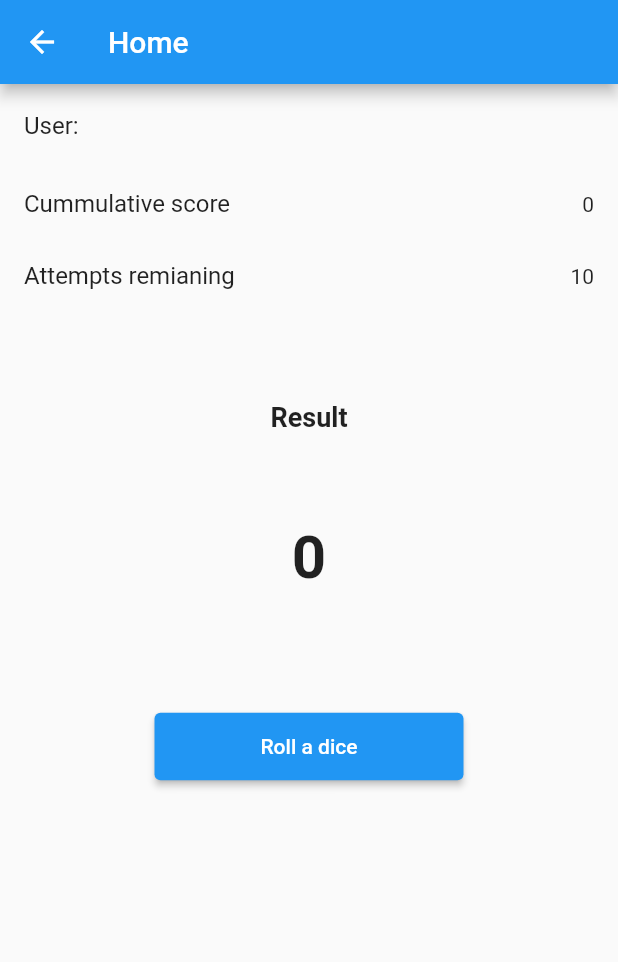
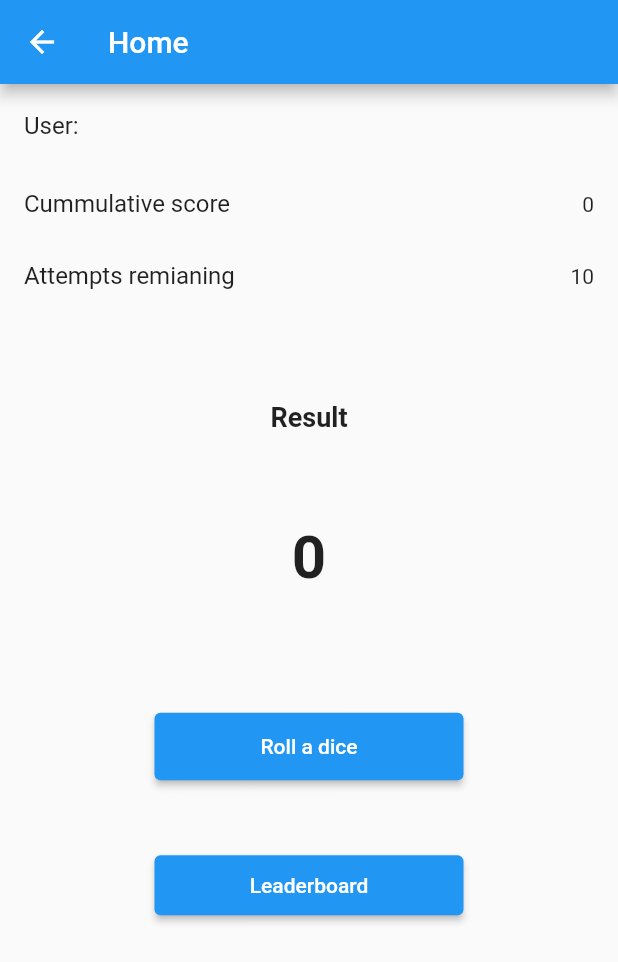
Before and after one commit to OmkarDabade/dice-game, a Flutter app: the HomeView screen opened by its route, on a phone screen of 412 x 824 dp. Shown: the top 962 px of the screen. Run offline on Flutter 3.47's test engine with Material 2 defaults, Android fonts, the phone set to English and light mode, and no system bars; our stand-ins replace cloud_firestore, firebase_auth, firebase_core, get, hive, hive_flutter; accounts and stored records are empty.

Commit message:
added reactive leaderboard

```diff
--- a/lib/app/home/home_view.dart
+++ b/lib/app/home/home_view.dart
@@ -1,4 +1,5 @@
 import 'package:dice_game/app/home/home_controller.dart';
+import 'package:dice_game/app/routes/routes.dart';
 import 'package:flutter/material.dart';
 import 'package:get/get.dart';
 
@@ -69,6 +70,17 @@ class HomeView extends GetView<HomeController> {
                   child: const Text('Roll a dice'),
                 ),
               ),
+              const SizedBox(height: 50.0),
+              SizedBox(
+                height: 40.0,
+                width: Get.width / 2,
+                child: ElevatedButton(
+                  onPressed: () async {
+                    await Get.toNamed(Routes.leaderboardView);
+                  },
+                  child: const Text('Leaderboard'),
+                ),
+              ),
             ],
           );
         }),
--- a/lib/app/routes/routes.dart
+++ b/lib/app/routes/routes.dart
@@ -2,12 +2,14 @@ import 'package:dice_game/app/home/home_view.dart';
 import 'package:dice_game/app/login/login_view.dart';
 import 'package:flutter/material.dart';
 
+import '../leaderboard/leaderboard_view.dart';
 import '../signup/signup_view.dart';
 
 class Routes {
   static const String homeView = '/';
   static const String loginView = 'login';
   static const String signupView = 'signup';
+  static const String leaderboardView = 'leaderboard';
 
   static Route<dynamic> generateRoute(RouteSettings settings) {
     switch (settings.name) {
@@ -17,6 +19,8 @@ class Routes {
         return MaterialPageRoute(builder: (_) => const LoginView());
       case signupView:
         return MaterialPageRoute(builder: (_) => const SignupView());
+      case leaderboardView:
+        return MaterialPageRoute(builder: (_) => const LeaderBoardView());
 
       default:
         return MaterialPageRoute(
--- a/lib/app/signup/signup_controller.dart
+++ b/lib/app/signup/signup_controller.dart
@@ -36,9 +36,7 @@ class SignupController extends GetxController {
 
           await Get.offAllNamed(Routes.homeView);
         }
-      } catch (e, s) {
-        print(e);
-        print(s);
+      } catch (e) {
         await Get.dialog<AlertDialog>(AlertDialog(
           title: const Text('Error'),
           content: Text(e.toString()),
--- a/lib/model/app_user.dart
+++ b/lib/model/app_user.dart
@@ -1,3 +1,4 @@
+import 'package:flutter/cupertino.dart';
 import 'package:hive/hive.dart';
 
 part 'app_user.g.dart';
@@ -46,4 +47,12 @@ class AppUser {
       'attempts_remaining': attemptsRemaining,
     };
   }
+
+  @override
+  int get hashCode => hashValues(email, userId);
+
+  @override
+  bool operator ==(covariant AppUser other) {
+    return other.email == email && other.userId == userId;
+  }
 }
--- a/lib/service/services.dart
+++ b/lib/service/services.dart
@@ -1,4 +1,5 @@
 import 'package:dice_game/app/home/home_controller.dart';
+import 'package:dice_game/app/leaderboard/leaderboard_controller.dart';
 import 'package:dice_game/app/login/login_controller.dart';
 import 'package:dice_game/app/signup/signup_controller.dart';
 import 'package:dice_game/service/firebase_services.dart';
@@ -14,4 +15,6 @@ Future<void> initServices() async {
   Get.lazyPut<LoginController>(() => LoginController(), fenix: true);
   Get.lazyPut<SignupController>(() => SignupController(), fenix: true);
   Get.lazyPut<HomeController>(() => HomeController(), fenix: true);
+  Get.lazyPut<LeaderBoardController>(() => LeaderBoardController(),
+      fenix: true);
 }
```
Also changed, not shown: lib/app/home/home_controller.dart (+6 -2 lines), lib/app/leaderboard/leaderboard_controller.dart (added, +27 -0 lines), lib/app/leaderboard/leaderboard_view.dart (added, +33 -0 lines), lib/service/firebase_services.dart (+27 -2 lines).
